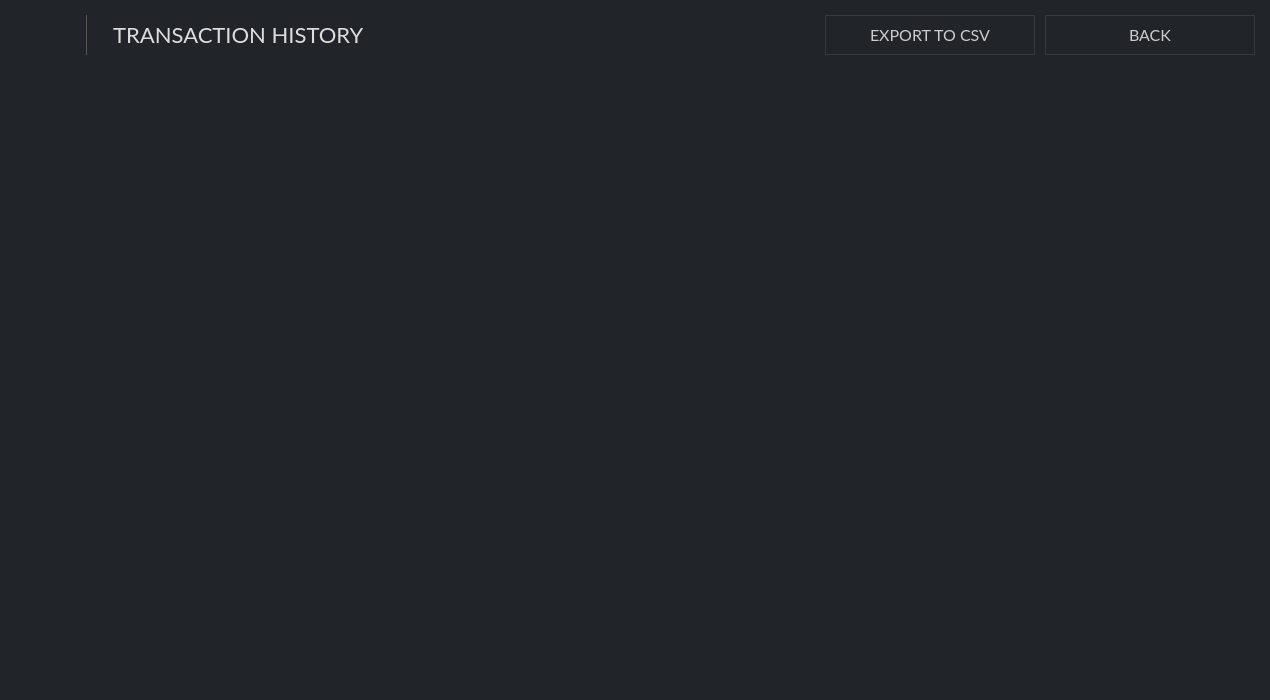
This is src/gui/ui/transactionsframe.ui in ConcealNetwork/conceal-desktop as Qt 5 draws it before an edit. The edited form follows.
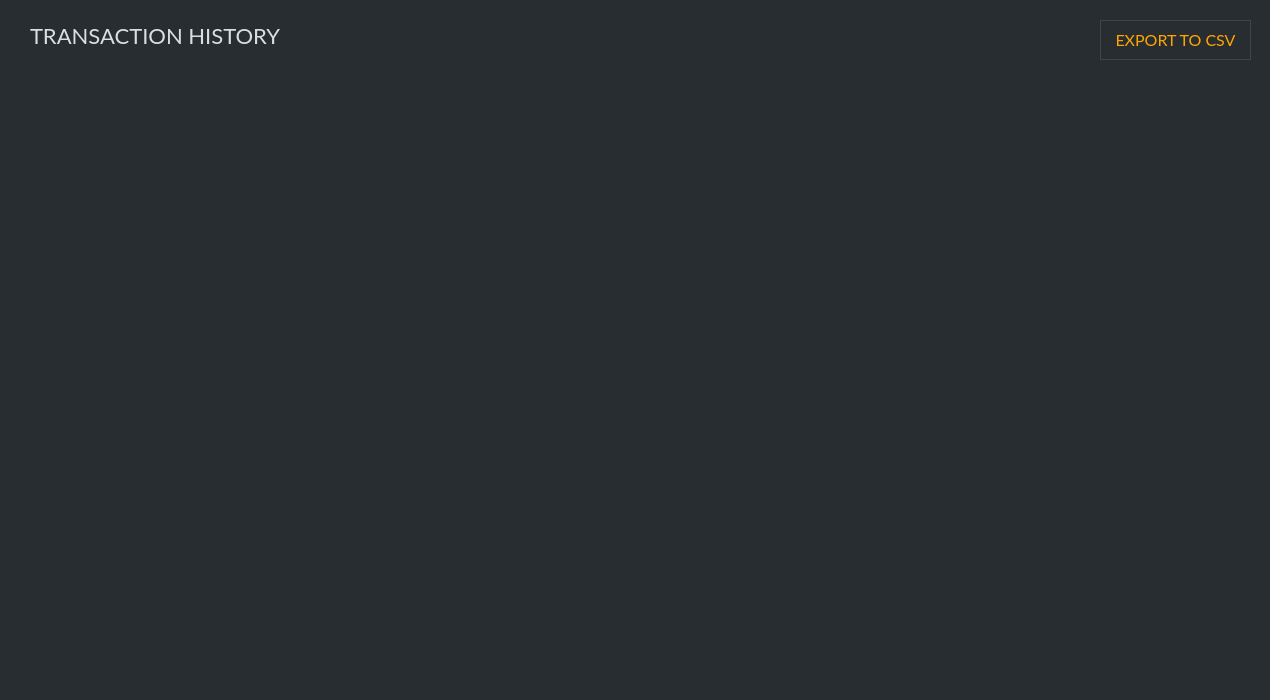
This is the edited form. Icons and pictures are not drawn.

```diff
--- a/src/gui/ui/transactionsframe.ui
+++ b/src/gui/ui/transactionsframe.ui
@@ -38,7 +38,7 @@
    <string>Transaction History</string>
   </property>
   <property name="styleSheet">
-   <string notr="true">background-color: #212529;
+   <string notr="true">background-color: #282d31;
 border: 0px;
 color: #aaaaaa;
 
@@ -56,86 +56,45 @@
    <number>0</number>
   </property>
   <layout class="QVBoxLayout" name="verticalLayout">
+   <property name="spacing">
+    <number>5</number>
+   </property>
    <property name="leftMargin">
-    <number>15</number>
+    <number>0</number>
    </property>
    <property name="topMargin">
     <number>0</number>
    </property>
    <property name="rightMargin">
-    <number>15</number>
+    <number>0</number>
    </property>
    <property name="bottomMargin">
-    <number>25</number>
+    <number>0</number>
    </property>
    <item>
-    <layout class="QHBoxLayout" name="horizontalLayout_2">
-     <property name="spacing">
-      <number>10</number>
-     </property>
-     <property name="topMargin">
-      <number>15</number>
-     </property>
-     <property name="bottomMargin">
-      <number>10</number>
-     </property>
-     <item>
-      <widget class="QLabel" name="label_2">
-       <property name="maximumSize">
+    <widget class="QGroupBox" name="groupBox">
+     <property name="minimumSize">
         <size>
-         <width>61</width>
-         <height>16777215</height>
-        </size>
-       </property>
-       <property name="text">
-        <string>&lt;html&gt;&lt;head/&gt;&lt;body&gt;&lt;p&gt;&lt;img src=&quot;:/images/conceal-small.png&quot;/&gt;&lt;/p&gt;&lt;/body&gt;&lt;/html&gt;</string>
-       </property>
-      </widget>
-     </item>
-     <item>
-      <widget class="Line" name="line">
-       <property name="maximumSize">
-        <size>
-         <width>1</width>
-         <height>60</height>
-        </size>
-       </property>
-       <property name="styleSheet">
-        <string notr="true">background-color: #555;</string>
-       </property>
-       <property name="orientation">
-        <enum>Qt::Vertical</enum>
-       </property>
-      </widget>
-     </item>
-     <item>
-      <widget class="QLabel" name="label">
-       <property name="maximumSize">
-        <size>
-         <width>16777215</width>
-         <height>31</height>
-        </size>
-       </property>
-       <property name="font">
-        <font>
-         <family>Lato</family>
-         <pointsize>-1</pointsize>
-        </font>
-       </property>
-       <property name="styleSheet">
-        <string notr="true">color: #ddd; font-size: 22px;</string>
-       </property>
-       <property name="text">
-        <string>   TRANSACTION HISTORY</string>
-       </property>
-      </widget>
-     </item>
-     <item>
+       <width>1270</width>
+       <height>700</height>
+      </size>
+     </property>
+     <property name="title">
+      <string/>
+     </property>
       <widget class="QPushButton" name="m_csvButton">
+      <property name="geometry">
+       <rect>
+        <x>1100</x>
+        <y>20</y>
+        <width>151</width>
+        <height>40</height>
+       </rect>
+      </property>
        <property name="minimumSize">
         <size>
-         <width>210</width>
-         <height>40</height>
+        <width>0</width>
+        <height>0</height>
         </size>
        </property>
        <property name="maximumSize">
@@ -151,7 +110,7 @@
         </font>
        </property>
        <property name="styleSheet">
-        <string notr="true">QPushButton#m_csvButton {color: #ccc; border: 1px solid #343a40; font-size: 16px; background-color: #21259;}
+       <string notr="true">QPushButton#m_csvButton {color: orange; border:1px solid #444; font-size: 16px;}
 
 QPushButton#m_csvButton:hover {color: #ddd; border: 2px solid #444; font-size: 16px; background-color: #21259;}</string>
        </property>
@@ -159,19 +118,19 @@
         <string>EXPORT TO CSV</string>
        </property>
       </widget>
-     </item>
-     <item>
-      <widget class="QPushButton" name="m_backButton">
-       <property name="minimumSize">
-        <size>
-         <width>210</width>
-         <height>40</height>
-        </size>
+     <widget class="QLabel" name="label">
+      <property name="geometry">
+       <rect>
+        <x>30</x>
+        <y>20</y>
+        <width>716</width>
+        <height>31</height>
+       </rect>
        </property>
        <property name="maximumSize">
         <size>
-         <width>210</width>
-         <height>40</height>
+        <width>16777215</width>
+        <height>31</height>
         </size>
        </property>
        <property name="font">
@@ -181,29 +140,37 @@
         </font>
        </property>
        <property name="styleSheet">
-        <string notr="true">QPushButton#m_backButton {color: #ccc; border: 1px solid #343a40; font-size: 16px; background-color: #21259;}
-
-QPushButton#m_backButton:hover {color: #ddd; border: 2px solid #444; font-size: 16px; background-color: #21259;}</string>
+       <string notr="true">color: #ddd; font-size: 22px;</string>
        </property>
        <property name="text">
-        <string>BACK</string>
-       </property>
-      </widget>
-     </item>
-    </layout>
-   </item>
-   <item>
+       <string>TRANSACTION HISTORY</string>
+      </property>
+     </widget>
     <widget class="QTreeView" name="m_transactionsView">
+      <property name="geometry">
+       <rect>
+        <x>30</x>
+        <y>80</y>
+        <width>1210</width>
+        <height>580</height>
+       </rect>
+      </property>
+      <property name="sizePolicy">
+       <sizepolicy hsizetype="Fixed" vsizetype="Fixed">
+        <horstretch>0</horstretch>
+        <verstretch>0</verstretch>
+       </sizepolicy>
+      </property>
      <property name="minimumSize">
       <size>
-       <width>1230</width>
-       <height>550</height>
+        <width>0</width>
+        <height>0</height>
       </size>
      </property>
      <property name="maximumSize">
       <size>
-       <width>16777215</width>
-       <height>16777215</height>
+        <width>1210</width>
+        <height>600</height>
       </size>
      </property>
      <property name="font">
@@ -214,17 +181,16 @@
      </property>
      <property name="styleSheet">
       <string notr="true">QHeaderView::section {
-background-color: #282d31; 
-   color: #ddd;
+background-color: #333333; 
+   color: #aaa;
 	font-family: Lato;
     border: 0px solid white;
-border-bottom: 1px solid orange;
    height: 30px;
 
 }
 
 QTreeView::item {
-    color: #ddd;
+    color: #aaa;
     height: 35px;
 }
 
@@ -236,7 +202,7 @@
 QWidget:item:selected {
   font-family: Lato;
   background-color: #282d31;
-  color: #ddd;
+  color: #aaa;
 }</string>
      </property>
      <property name="frameShape">
@@ -291,19 +257,7 @@
       <bool>true</bool>
      </attribute>
     </widget>
-   </item>
-   <item>
-    <spacer name="verticalSpacer">
-     <property name="orientation">
-      <enum>Qt::Vertical</enum>
-     </property>
-     <property name="sizeHint" stdset="0">
-      <size>
-       <width>20</width>
-       <height>40</height>
-      </size>
-     </property>
-    </spacer>
+    </widget>
    </item>
   </layout>
  </widget>
```
Left out of the diff: 18 changed lines with no effect on the pictures. Lines whose indentation alone changed are shown as unchanged.
